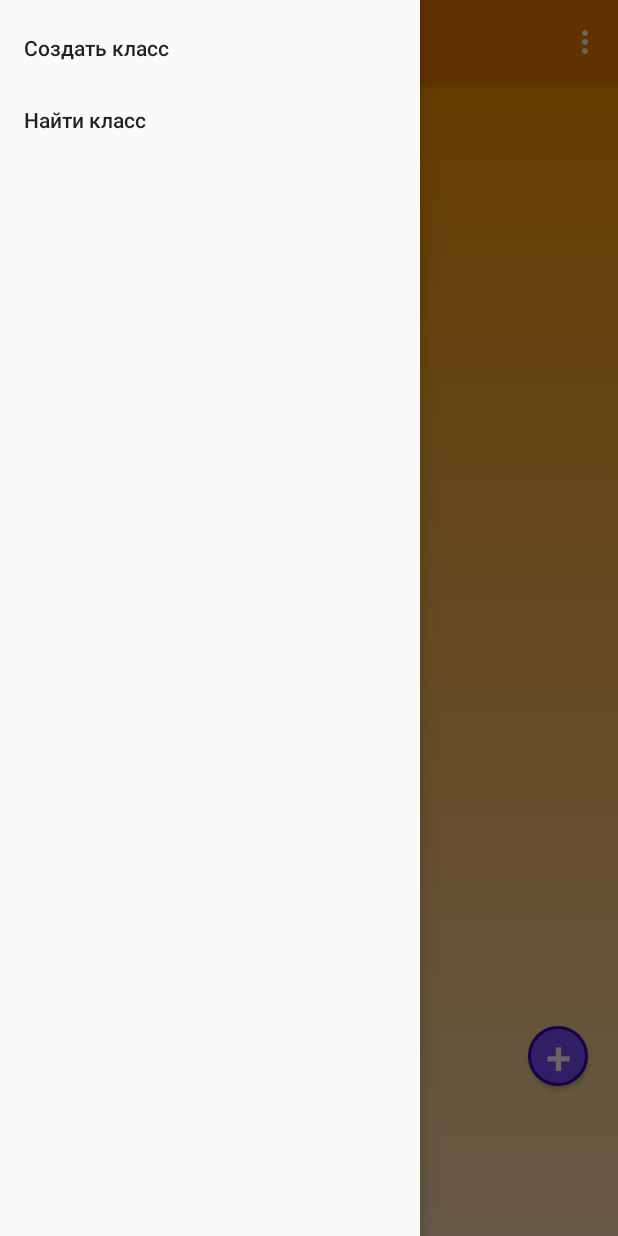
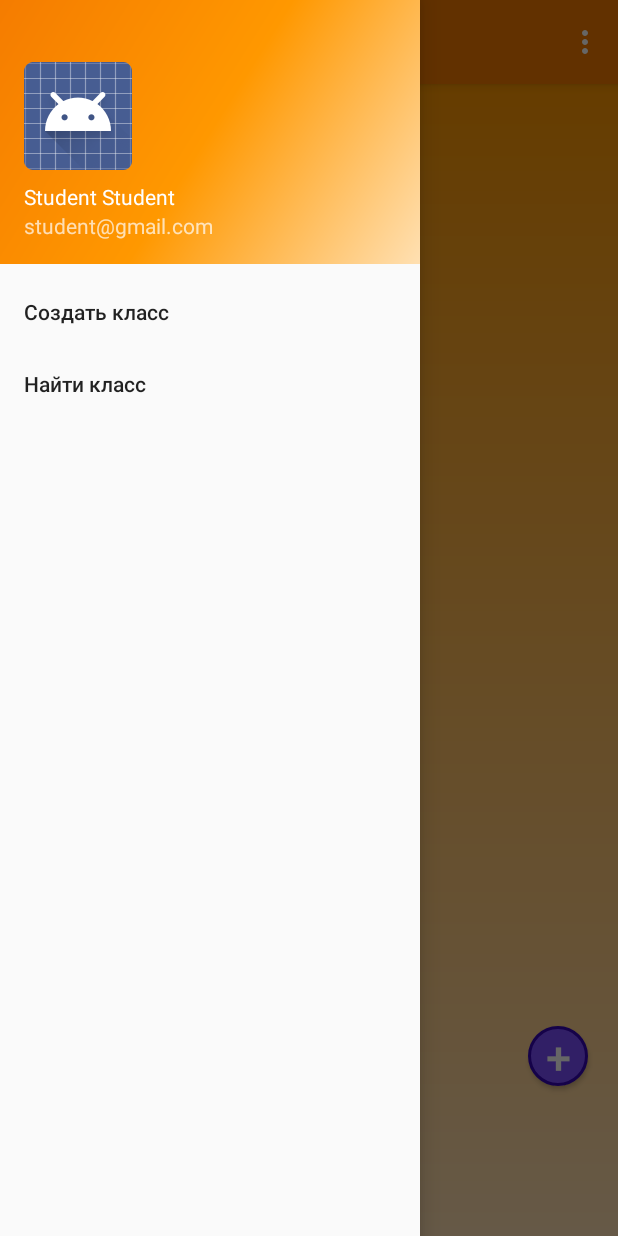
Before and after one commit to sojerton/AndroidApp, an Android app: the screen it shows after launch (MainActivity), with the side drawer open, on a phone screen of 412 x 824 dp. Run offline under Robolectric (Android 15) with nearby library versions, the phone set to English and light mode, and no system bars.

Commit message:
nav_header

```diff
--- /dev/null
+++ b/app/src/main/res/drawable/side_nav_draw.xml
@@ -0,0 +1,9 @@
+<shape xmlns:android="http://schemas.android.com/apk/res/android"
+    android:shape="rectangle">
+    <gradient
+        android:angle="135"
+        android:centerColor="@color/primary"
+        android:endColor="@color/primary_dark"
+        android:startColor="@color/primary_light"
+        android:type="linear" />
+</shape>
--- a/app/src/main/res/layout/activity_main.xml
+++ b/app/src/main/res/layout/activity_main.xml
@@ -20,6 +20,7 @@
             android:layout_height="match_parent"
             android:layout_gravity="start"
             android:fitsSystemWindows="true"
+            app:headerLayout="@layout/nav_header_main"
             app:menu="@menu/activity_main_drawer"/>
 
 
--- /dev/null
+++ b/app/src/main/res/layout/nav_header_main.xml
@@ -0,0 +1,35 @@
+<?xml version="1.0" encoding="utf-8"?>
+<LinearLayout xmlns:android="http://schemas.android.com/apk/res/android"
+    xmlns:app="http://schemas.android.com/apk/res-auto"
+    android:layout_width="match_parent"
+    android:layout_height="176dp"
+    android:background="@drawable/side_nav_draw"
+    android:gravity="bottom"
+    android:orientation="vertical"
+    android:paddingBottom="16dp"
+    android:paddingLeft="16dp"
+    android:paddingRight="16dp"
+    android:paddingTop="16dp"
+    android:theme="@style/ThemeOverlay.AppCompat.Dark">
+
+    <ImageView
+        android:id="@+id/imageView"
+        android:layout_width="wrap_content"
+        android:layout_height="wrap_content"
+        android:paddingTop="8dp"
+        app:srcCompat="@android:drawable/sym_def_app_icon" />
+
+    <TextView
+        android:layout_width="match_parent"
+        android:layout_height="wrap_content"
+        android:paddingTop="8dp"
+        android:text="Student Student"
+        android:textAppearance="@style/TextAppearance.AppCompat.Body1" />
+
+    <TextView
+        android:id="@+id/textView"
+        android:layout_width="wrap_content"
+        android:layout_height="wrap_content"
+        android:text="student@gmail.com" />
+
+</LinearLayout>
```
